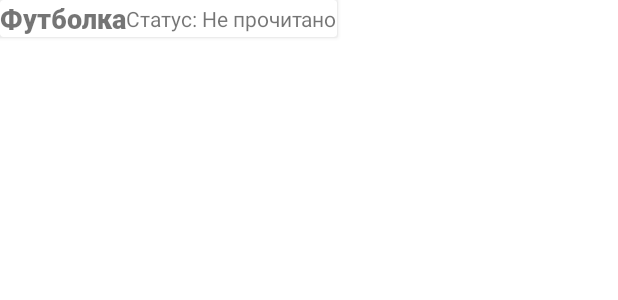
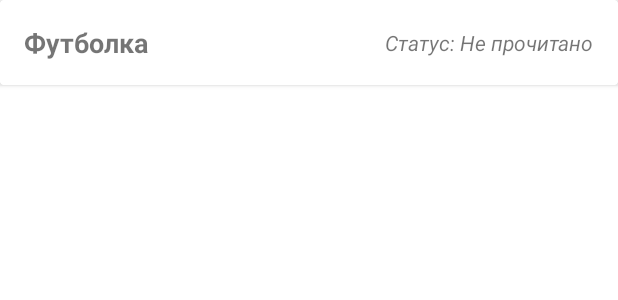
Before and after one commit to shikarix/stemDiaryAndroidApplication, an Android app: the layout listview_inworkitems.xml on its own in the app's theme, with its tools: preview values and no code run, on a phone screen of 412 x 824 dp. Shown: the top 300 px of the screen. Run offline under Robolectric (Android 15) with nearby library versions, the phone set to English and light mode, and no system bars; Roboto replaces fonts that are not available here.

Commit message:
partly-working caty

```diff
--- a/app/src/main/java/com/coistem/stemdiary/ShopItemsListAdapter.java
+++ b/app/src/main/java/com/coistem/stemdiary/ShopItemsListAdapter.java
@@ -80,7 +80,7 @@ public class ShopItemsListAdapter extends RecyclerView.Adapter {
     public void makePurchase(int itemId, Context context) {
         SocketConnect socketConnect = new SocketConnect();
         try {
-            String execute = (String) socketConnect.execute(SocketConnect.MAKE_PURCHASE, itemId).get();
+            String execute = (String) socketConnect.execute(SocketConnect.ACCEPT_PURCHASE, itemId).get();
             String[] databases = execute.split("Андроид ");
             execute = databases[1];
             if(execute.equals("Good")) {
--- a/app/src/main/res/layout/listview_inworkitems.xml
+++ b/app/src/main/res/layout/listview_inworkitems.xml
@@ -2,31 +2,58 @@
 <androidx.cardview.widget.CardView xmlns:android="http://schemas.android.com/apk/res/android"
     xmlns:app="http://schemas.android.com/apk/res-auto"
     xmlns:tools="http://schemas.android.com/tools"
-    android:layout_width="wrap_content"
+    android:id="@+id/cvv"
+    android:layout_width="match_parent"
     android:layout_height="wrap_content">
 
     <androidx.constraintlayout.widget.ConstraintLayout
+        android:layout_width="match_parent"
+        android:layout_height="wrap_content">
+
+        <androidx.cardview.widget.CardView
+            android:layout_width="0dp"
+            android:layout_height="wrap_content"
+            app:layout_constraintBottom_toBottomOf="parent"
+            app:layout_constraintEnd_toEndOf="parent"
+            app:layout_constraintStart_toStartOf="parent"
+            app:layout_constraintTop_toTopOf="parent">
+
+            <androidx.constraintlayout.widget.ConstraintLayout
+                android:layout_width="match_parent"
+                android:layout_height="wrap_content">
+
+                <TextView
+                    android:id="@+id/inWorkItemStatus"
                     android:layout_width="wrap_content"
-        android:layout_height="wrap_content">
+                    android:layout_height="wrap_content"
+                    android:layout_marginTop="16dp"
+                    android:layout_marginEnd="16dp"
+                    android:layout_marginBottom="16dp"
+                    android:text="Статус: Не прочитано"
+                    android:textAlignment="center"
+                    android:textStyle="italic"
+                    app:layout_constraintBottom_toBottomOf="parent"
+                    app:layout_constraintEnd_toEndOf="parent"
+                    app:layout_constraintTop_toTopOf="parent" />
 
                 <TextView
                     android:id="@+id/inWorkItemName"
                     android:layout_width="wrap_content"
                     android:layout_height="wrap_content"
-            android:fontFamily="@font/roboto_black"
+                    android:layout_marginStart="16dp"
+                    android:layout_marginTop="16dp"
+                    android:layout_marginBottom="16dp"
+                    android:fontFamily="sans-serif"
                     android:text="Футболка"
+                    android:textAlignment="textStart"
                     android:textSize="18sp"
+                    android:textStyle="bold"
                     app:layout_constraintBottom_toBottomOf="parent"
                     app:layout_constraintStart_toStartOf="parent"
                     app:layout_constraintTop_toTopOf="parent" />
+            </androidx.constraintlayout.widget.ConstraintLayout>
 
-        <TextView
-            android:id="@+id/inWorkItemStatus"
-            android:layout_width="wrap_content"
-            android:layout_height="wrap_content"
-            android:text="Статус: Не прочитано"
-            app:layout_constraintBottom_toTopOf="@+id/inWorkItemName"
-            app:layout_constraintStart_toEndOf="@+id/inWorkItemName"
-            app:layout_constraintTop_toBottomOf="@+id/inWorkItemName" />
+        </androidx.cardview.widget.CardView>
+
     </androidx.constraintlayout.widget.ConstraintLayout>
 </androidx.cardview.widget.CardView>
```
Also changed, not shown: app/src/main/java/com/coistem/stemdiary/CartItemsAdapter.java (+34 -8 lines), app/src/main/java/com/coistem/stemdiary/ShopFragment.java (+61 -12 lines), app/src/main/java/com/coistem/stemdiary/SocketConnect.java (+26 -0 lines), app/src/main/res/layout/cart_dialog.xml (+14 -24 lines). Lines whose indentation alone changed are shown as unchanged.
